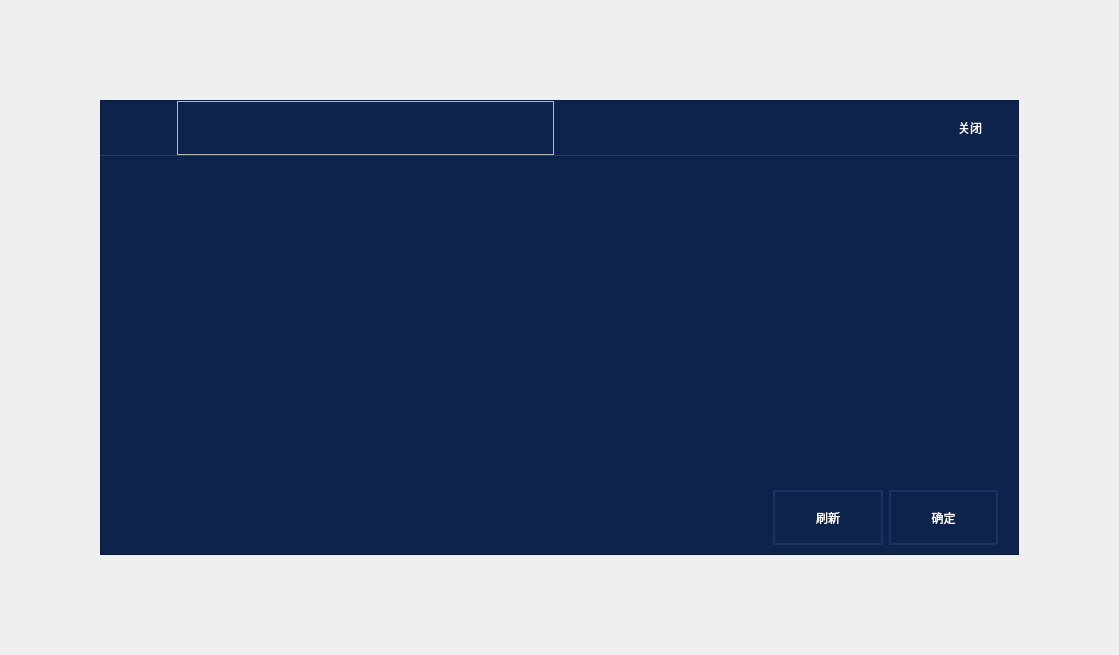
This is SmartCabinet/Rfid/RfidTest/frmrfid.ui in birdman1992/SmartCabinet as Qt 5 draws it before an edit. The edited form follows.
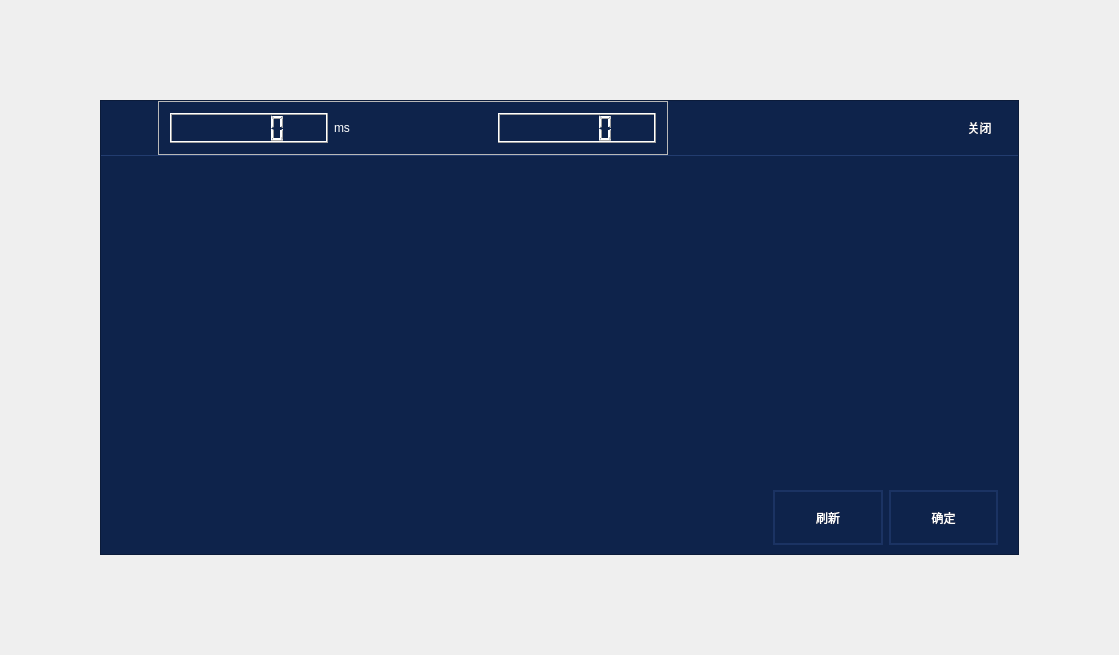
This is the edited form.

The edit to the form file:
```diff
--- a/SmartCabinet/Rfid/RfidTest/frmrfid.ui
+++ b/SmartCabinet/Rfid/RfidTest/frmrfid.ui
@@ -267,7 +267,7 @@
             <property name="frameShadow">
              <enum>QFrame::Raised</enum>
             </property>
-            <layout class="QHBoxLayout" name="horizontalLayout_5" stretch="1,5,5,1">
+            <layout class="QHBoxLayout" name="horizontalLayout_5" stretch="1,9,5,1">
              <property name="spacing">
               <number>0</number>
              </property>
@@ -311,13 +311,19 @@
                 <enum>QFrame::Raised</enum>
                </property>
                <layout class="QHBoxLayout" name="horizontalLayout_6">
+                <item>
+                 <widget class="QLCDNumber" name="scan_timer"/>
+                </item>
                 <item>
                  <widget class="QLabel" name="in_count">
                   <property name="text">
-                   <string/>
+                   <string>ms</string>
                   </property>
                  </widget>
                 </item>
+                <item>
+                 <widget class="QLCDNumber" name="count"/>
+                </item>
                </layout>
               </widget>
              </item>
```
